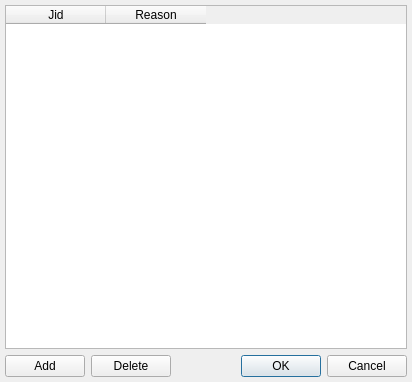
Above: src/plugins/multiuserchat/edituserslistdialog.ui from vacuum-im/vacuum-im before the change. Below: the same form after it.
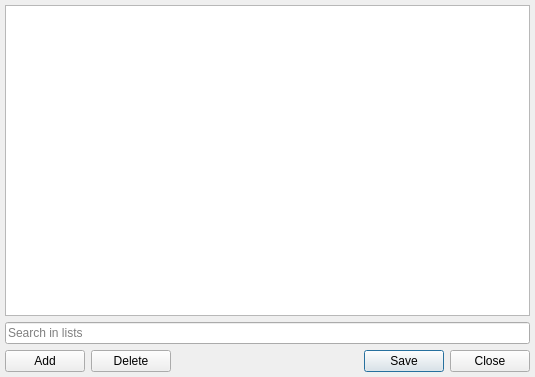
That is the form after the change. Custom widgets are drawn as their Qt base class.

```diff
--- a/src/plugins/multiuserchat/edituserslistdialog.ui
+++ b/src/plugins/multiuserchat/edituserslistdialog.ui
@@ -1,12 +1,12 @@
 <ui version="4.0" >
  <class>EditUsersListDialogClass</class>
- <widget class="QDialog" name="EditUsersListDialogClass" >
-  <property name="geometry" >
+ <widget class="QDialog" name="EditUsersListDialogClass">
+  <property name="geometry">
    <rect>
     <x>0</x>
     <y>0</y>
-    <width>412</width>
-    <height>382</height>
+    <width>535</width>
+    <height>377</height>
    </rect>
   </property>
   <layout class="QVBoxLayout" >
@@ -14,35 +14,23 @@
     <number>5</number>
    </property>
    <item>
-    <widget class="QTableWidget" name="tbwTable" >
-     <property name="editTriggers" >
-      <set>QAbstractItemView::DoubleClicked|QAbstractItemView::EditKeyPressed</set>
+    <layout class="QVBoxLayout" name="verticalLayout">
+     <property name="spacing">
+      <number>0</number>
      </property>
-     <property name="alternatingRowColors" >
-      <bool>true</bool>
+     <item>
+      <widget class="QTabBar" name="tbrTabs" native="true"/>
+     </item>
+     <item>
+      <widget class="QTableView" name="tbvItems"/>
+     </item>
+    </layout>
+   </item>
+   <item>
+    <widget class="SearchLineEdit" name="sleSearch">
+     <property name="placeholderText">
+      <string>Search in lists</string>
      </property>
-     <property name="selectionMode" >
-      <enum>QAbstractItemView::SingleSelection</enum>
-     </property>
-     <property name="selectionBehavior" >
-      <enum>QAbstractItemView::SelectRows</enum>
-     </property>
-     <property name="sortingEnabled" >
-      <bool>true</bool>
-     </property>
-     <property name="columnCount" >
-      <number>2</number>
-     </property>
-     <column>
-      <property name="text" >
-       <string>Jid</string>
-      </property>
-     </column>
-     <column>
-      <property name="text" >
-       <string>Reason</string>
-      </property>
-     </column>
     </widget>
    </item>
    <item>
@@ -75,9 +63,9 @@
       </spacer>
      </item>
      <item>
-      <widget class="QDialogButtonBox" name="btbButtons" >
-       <property name="standardButtons" >
-        <set>QDialogButtonBox::Cancel|QDialogButtonBox::Ok</set>
+      <widget class="QDialogButtonBox" name="dbbButtons">
+       <property name="standardButtons">
+        <set>QDialogButtonBox::Close|QDialogButtonBox::Save</set>
        </property>
       </widget>
      </item>
@@ -85,7 +73,20 @@
    </item>
   </layout>
  </widget>
- <layoutdefault spacing="6" margin="11" />
+ <layoutdefault spacing="6" margin="11"/>
+ <customwidgets>
+  <customwidget>
+   <class>SearchLineEdit</class>
+   <extends>QLineEdit</extends>
+   <header location="global">utils/searchlineedit.h</header>
+  </customwidget>
+  <customwidget>
+   <class>QTabBar</class>
+   <extends>QWidget</extends>
+   <header location="global">QTabBar</header>
+   <container>1</container>
+  </customwidget>
+ </customwidgets>
  <tabstops>
   <tabstop>tbwTable</tabstop>
   <tabstop>pbtAdd</tabstop>
```
Left out of the diff: 63 changed lines with no effect on the pictures.
